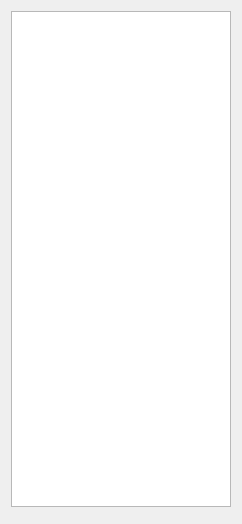
Qt form frameworks/runtime-src/proj.win32QT/res/ui/ExplorerPanel.ui (Kanaykin/BinaryLand) before a commit.
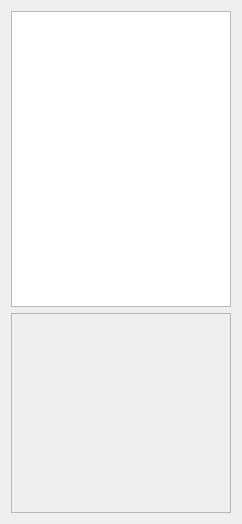
The same form after that commit.

Patch:
```diff
--- a/frameworks/runtime-src/proj.win32QT/res/ui/ExplorerPanel.ui
+++ b/frameworks/runtime-src/proj.win32QT/res/ui/ExplorerPanel.ui
@@ -27,13 +27,8 @@
   </property>
   <layout class="QGridLayout" name="gridLayout_2">
    <item row="0" column="0">
-    <layout class="QGridLayout" name="gridLayout">
-     <item row="1" column="0">
-      <widget class="QWidget" name="widget" native="true">
-       <zorder>ProjectExplorerTree</zorder>
-      </widget>
-     </item>
-     <item row="0" column="0">
+    <layout class="QVBoxLayout" name="verticalLayout">
+     <item>
       <widget class="QTreeWidget" name="ProjectExplorerTree">
        <property name="minimumSize">
         <size>
@@ -57,6 +52,23 @@
        </column>
       </widget>
      </item>
+     <item>
+      <widget class="QFrame" name="PropertyTree">
+       <property name="minimumSize">
+        <size>
+         <width>50</width>
+         <height>200</height>
+        </size>
+       </property>
+       <property name="frameShape">
+        <enum>QFrame::StyledPanel</enum>
+       </property>
+       <property name="frameShadow">
+        <enum>QFrame::Raised</enum>
+       </property>
+       <zorder>ProjectExplorerTree</zorder>
+      </widget>
+     </item>
     </layout>
    </item>
   </layout>
```
